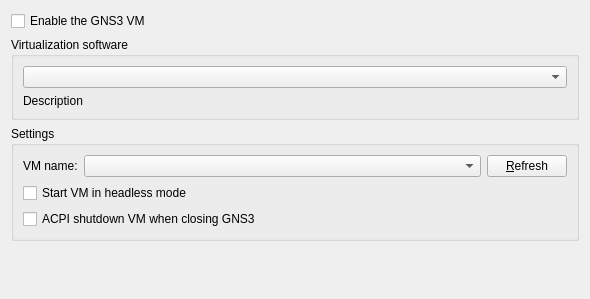
The window that gns3/ui/gns3_vm_preferences_page.ui (GNS3/gns3-gui) describes before a commit, drawn with Qt 5.
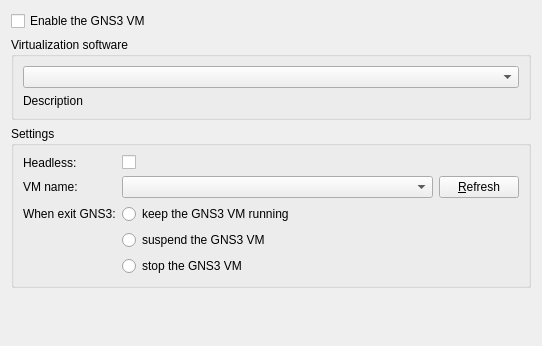
The same window after the commit.

Commit message:
Suspend the GNS3 VM
Fix https://github.com/GNS3/gns3-server/issues/656

Patch:
```diff
--- a/gns3/ui/gns3_vm_preferences_page.ui
+++ b/gns3/ui/gns3_vm_preferences_page.ui
@@ -6,8 +6,8 @@
    <rect>
     <x>0</x>
     <y>0</y>
-    <width>590</width>
-    <height>299</height>
+    <width>542</width>
+    <height>346</height>
    </rect>
   </property>
   <property name="sizePolicy">
@@ -82,14 +82,14 @@
       <string>Settings</string>
      </property>
      <layout class="QGridLayout" name="gridLayout_2">
-      <item row="0" column="0">
+      <item row="2" column="0">
        <widget class="QLabel" name="uiVMNameLabel">
         <property name="text">
          <string>VM name:</string>
         </property>
        </widget>
       </item>
-      <item row="0" column="1">
+      <item row="2" column="2">
        <widget class="QComboBox" name="uiVMListComboBox">
         <property name="sizePolicy">
          <sizepolicy hsizetype="Expanding" vsizetype="Fixed">
@@ -99,24 +99,52 @@
         </property>
        </widget>
       </item>
-      <item row="0" column="2">
+      <item row="2" column="3">
        <widget class="QPushButton" name="uiRefreshPushButton">
         <property name="text">
          <string>&amp;Refresh</string>
         </property>
        </widget>
       </item>
-      <item row="1" column="0" colspan="2">
+      <item row="5" column="0">
+       <widget class="QLabel" name="label">
+        <property name="text">
+         <string>When exit GNS3:</string>
+        </property>
+       </widget>
+      </item>
+      <item row="6" column="2">
+       <widget class="QRadioButton" name="uiWhenExitSuspendRadioButton">
+        <property name="text">
+         <string>suspend the GNS3 VM</string>
+        </property>
+       </widget>
+      </item>
+      <item row="7" column="2">
+       <widget class="QRadioButton" name="uiWhenExitStopRadioButton">
+        <property name="text">
+         <string>stop the GNS3 VM</string>
+        </property>
+       </widget>
+      </item>
+      <item row="5" column="2">
+       <widget class="QRadioButton" name="uiWhenExitKeepRadioButton">
+        <property name="text">
+         <string>keep the GNS3 VM running</string>
+        </property>
+       </widget>
+      </item>
+      <item row="1" column="2">
        <widget class="QCheckBox" name="uiHeadlessCheckBox">
         <property name="text">
-         <string>Start VM in headless mode</string>
+         <string/>
         </property>
        </widget>
       </item>
-      <item row="2" column="0" colspan="2">
-       <widget class="QCheckBox" name="uiShutdownCheckBox">
+      <item row="1" column="0">
+       <widget class="QLabel" name="label_2">
         <property name="text">
-         <string>ACPI shutdown VM when closing GNS3</string>
+         <string>Headless:</string>
         </property>
        </widget>
       </item>
```
The commit also changes 2 other files.
